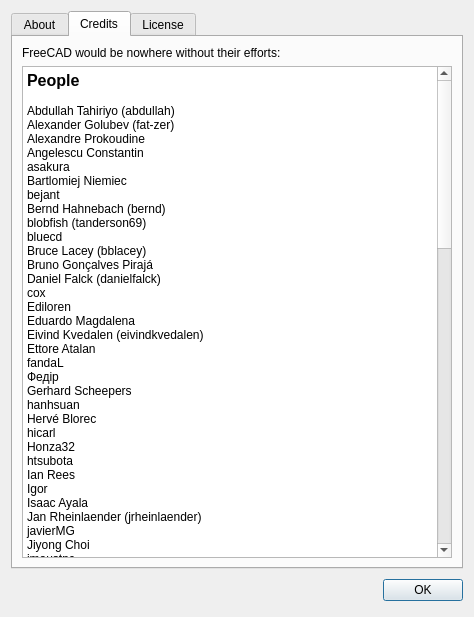
berndhahnebach/All_FreeCAD, file src/Gui/AboutApplication.ui: the form before one commit.
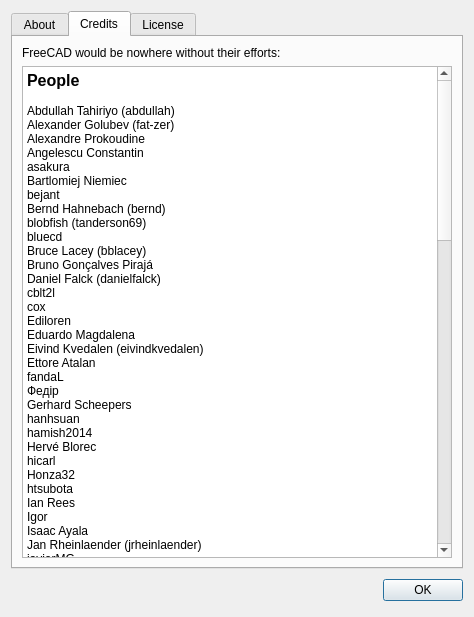
The form after the commit. Icons and pictures are not drawn. Custom widgets are drawn as their Qt base class.

Commit message: Included addon authors in credits

```diff
--- a/src/Gui/AboutApplication.ui
+++ b/src/Gui/AboutApplication.ui
@@ -320,6 +320,7 @@
 &lt;p style=&quot; margin-top:0px; margin-bottom:0px; margin-left:0px; margin-right:0px; -qt-block-indent:0; text-indent:0px;&quot;&gt;Bruce Lacey (bblacey)&lt;/p&gt;
 &lt;p style=&quot; margin-top:0px; margin-bottom:0px; margin-left:0px; margin-right:0px; -qt-block-indent:0; text-indent:0px;&quot;&gt;Bruno Gonçalves Pirajá&lt;/p&gt;
 &lt;p style=&quot; margin-top:0px; margin-bottom:0px; margin-left:0px; margin-right:0px; -qt-block-indent:0; text-indent:0px;&quot;&gt;Daniel Falck (danielfalck)&lt;/p&gt;
+&lt;p style=&quot; margin-top:0px; margin-bottom:0px; margin-left:0px; margin-right:0px; -qt-block-indent:0; text-indent:0px;&quot;&gt;cblt2l&lt;/p&gt;
 &lt;p style=&quot; margin-top:0px; margin-bottom:0px; margin-left:0px; margin-right:0px; -qt-block-indent:0; text-indent:0px;&quot;&gt;cox&lt;/p&gt;
 &lt;p style=&quot; margin-top:0px; margin-bottom:0px; margin-left:0px; margin-right:0px; -qt-block-indent:0; text-indent:0px;&quot;&gt;Ediloren&lt;/p&gt;
 &lt;p style=&quot; margin-top:0px; margin-bottom:0px; margin-left:0px; margin-right:0px; -qt-block-indent:0; text-indent:0px;&quot;&gt;Eduardo Magdalena&lt;/p&gt;
@@ -329,6 +330,7 @@
 &lt;p style=&quot; margin-top:0px; margin-bottom:0px; margin-left:0px; margin-right:0px; -qt-block-indent:0; text-indent:0px;&quot;&gt;Федір&lt;/p&gt;
 &lt;p style=&quot; margin-top:0px; margin-bottom:0px; margin-left:0px; margin-right:0px; -qt-block-indent:0; text-indent:0px;&quot;&gt;Gerhard Scheepers&lt;/p&gt;
 &lt;p style=&quot; margin-top:0px; margin-bottom:0px; margin-left:0px; margin-right:0px; -qt-block-indent:0; text-indent:0px;&quot;&gt;hanhsuan&lt;/p&gt;
+&lt;p style=&quot; margin-top:0px; margin-bottom:0px; margin-left:0px; margin-right:0px; -qt-block-indent:0; text-indent:0px;&quot;&gt;hamish2014&lt;/p&gt;
 &lt;p style=&quot; margin-top:0px; margin-bottom:0px; margin-left:0px; margin-right:0px; -qt-block-indent:0; text-indent:0px;&quot;&gt;Hervé Blorec&lt;/p&gt;
 &lt;p style=&quot; margin-top:0px; margin-bottom:0px; margin-left:0px; margin-right:0px; -qt-block-indent:0; text-indent:0px;&quot;&gt;hicarl&lt;/p&gt;
 &lt;p style=&quot; margin-top:0px; margin-bottom:0px; margin-left:0px; margin-right:0px; -qt-block-indent:0; text-indent:0px;&quot;&gt;Honza32&lt;/p&gt;
@@ -348,6 +350,7 @@
 &lt;p style=&quot; margin-top:0px; margin-bottom:0px; margin-left:0px; margin-right:0px; -qt-block-indent:0; text-indent:0px;&quot;&gt;kunguz&lt;/p&gt;
 &lt;p style=&quot; margin-top:0px; margin-bottom:0px; margin-left:0px; margin-right:0px; -qt-block-indent:0; text-indent:0px;&quot;&gt;Lars&lt;/p&gt;
 &lt;p style=&quot; margin-top:0px; margin-bottom:0px; margin-left:0px; margin-right:0px; -qt-block-indent:0; text-indent:0px;&quot;&gt;logari81&lt;/p&gt;
+&lt;p style=&quot; margin-top:0px; margin-bottom:0px; margin-left:0px; margin-right:0px; -qt-block-indent:0; text-indent:0px;&quot;&gt;looooo&lt;/p&gt;
 &lt;p style=&quot; margin-top:0px; margin-bottom:0px; margin-left:0px; margin-right:0px; -qt-block-indent:0; text-indent:0px;&quot;&gt;Luke Parry (mrlukeparry)&lt;/p&gt;
 &lt;p style=&quot; margin-top:0px; margin-bottom:0px; margin-left:0px; margin-right:0px; -qt-block-indent:0; text-indent:0px;&quot;&gt;Марко Пејовић&lt;/p&gt;
 &lt;p style=&quot; margin-top:0px; margin-bottom:0px; margin-left:0px; margin-right:0px; -qt-block-indent:0; text-indent:0px;&quot;&gt;Marosh&lt;/p&gt;
@@ -376,9 +379,11 @@
 &lt;p style=&quot; margin-top:0px; margin-bottom:0px; margin-left:0px; margin-right:0px; -qt-block-indent:0; text-indent:0px;&quot;&gt;Raulshc&lt;/p&gt;
 &lt;p style=&quot; margin-top:0px; margin-bottom:0px; margin-left:0px; margin-right:0px; -qt-block-indent:0; text-indent:0px;&quot;&gt;Renato Rebelo&lt;/p&gt;
 &lt;p style=&quot; margin-top:0px; margin-bottom:0px; margin-left:0px; margin-right:0px; -qt-block-indent:0; text-indent:0px;&quot;&gt;Renato Rivoira (renatorivo)&lt;/p&gt;
+&lt;p style=&quot; margin-top:0px; margin-bottom:0px; margin-left:0px; margin-right:0px; -qt-block-indent:0; text-indent:0px;&quot;&gt;Rentlau&lt;/p&gt;
 &lt;p style=&quot; margin-top:0px; margin-bottom:0px; margin-left:0px; margin-right:0px; -qt-block-indent:0; text-indent:0px;&quot;&gt;Roland Frank (r-frank)&lt;/p&gt;
 &lt;p style=&quot; margin-top:0px; margin-bottom:0px; margin-left:0px; margin-right:0px; -qt-block-indent:0; text-indent:0px;&quot;&gt;sema&lt;/p&gt;
 &lt;p style=&quot; margin-top:0px; margin-bottom:0px; margin-left:0px; margin-right:0px; -qt-block-indent:0; text-indent:0px;&quot;&gt;sgrogan&lt;/p&gt;
+&lt;p style=&quot; margin-top:0px; margin-bottom:0px; margin-left:0px; margin-right:0px; -qt-block-indent:0; text-indent:0px;&quot;&gt;shaise&lt;/p&gt;
 &lt;p style=&quot; margin-top:0px; margin-bottom:0px; margin-left:0px; margin-right:0px; -qt-block-indent:0; text-indent:0px;&quot;&gt;shoogen&lt;/p&gt;
 &lt;p style=&quot; margin-top:0px; margin-bottom:0px; margin-left:0px; margin-right:0px; -qt-block-indent:0; text-indent:0px;&quot;&gt;Stefan Tröger (ickby)&lt;/p&gt;
 &lt;p style=&quot; margin-top:0px; margin-bottom:0px; margin-left:0px; margin-right:0px; -qt-block-indent:0; text-indent:0px;&quot;&gt;Timo Seppola&lt;/p&gt;
```
